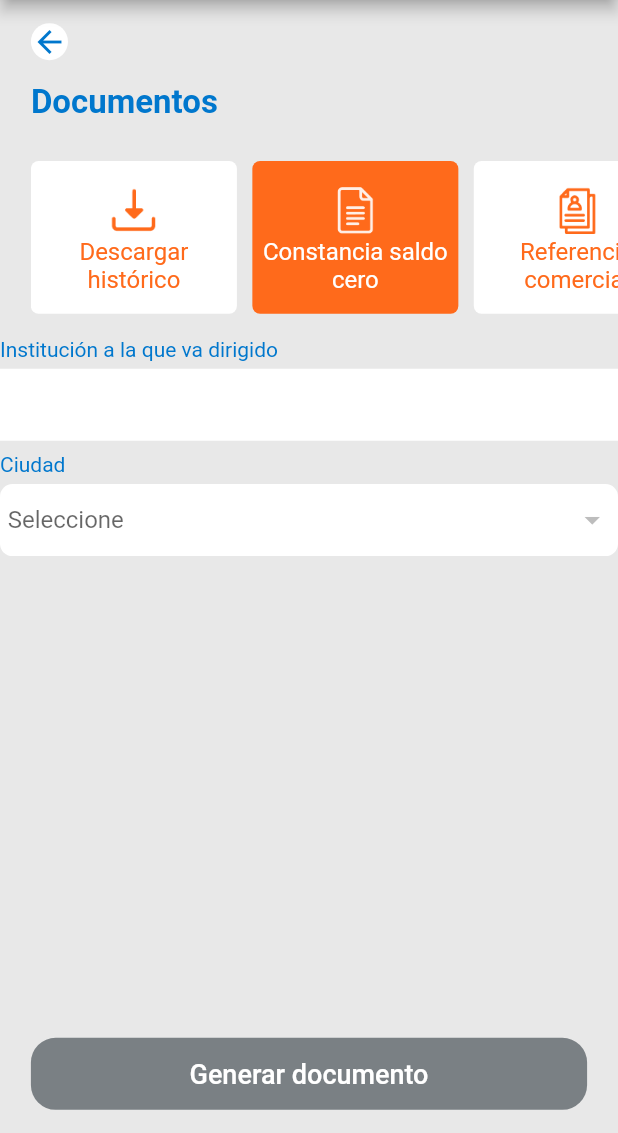
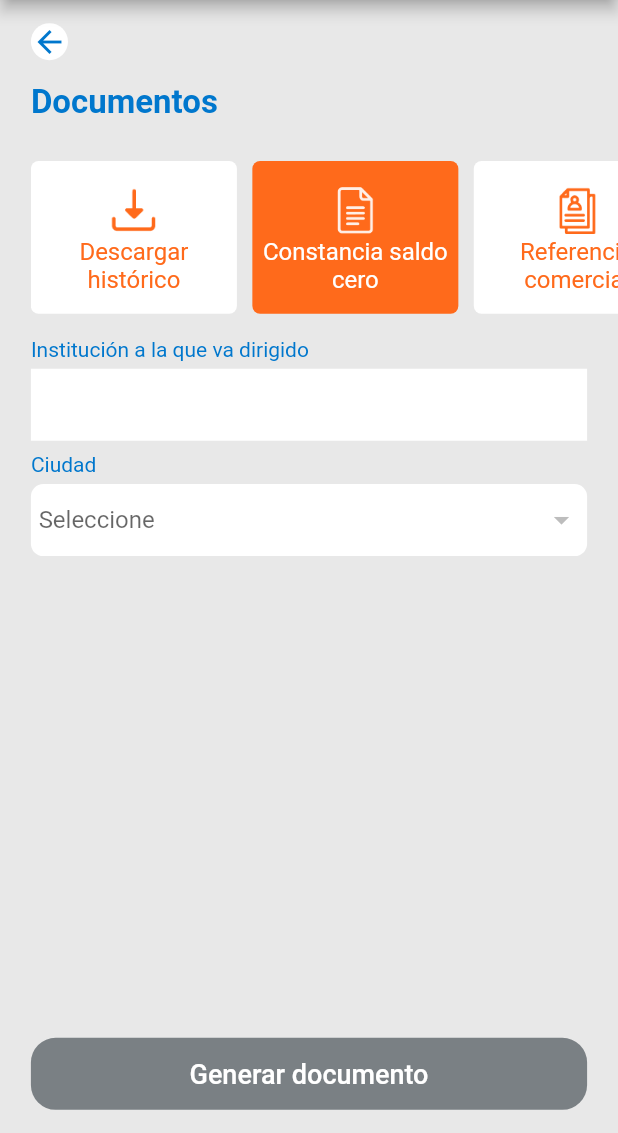
Before and after one commit to alvarohurtadobo/bankcredit, a Flutter app: the DocumentsPage screen opened by its route, after a tap on "Constancia saldo cero", on a phone screen of 412 x 824 dp, the part 103-1236 px from its top. Run offline on Flutter 3.47's test engine with Material 2 defaults, Android fonts, the phone set to English and light mode, and no system bars; our stand-ins replace image_picker, local_auth, open_file, shared_preferences, youtube_player_flutter; accounts and stored records are empty; network calls fail.

Commit message:
Minor details

```diff
--- a/lib/bank/ui/documentsPage.dart
+++ b/lib/bank/ui/documentsPage.dart
@@ -192,7 +192,9 @@ class _DocumentsPageState extends State<DocumentsPage> {
   }
 
   Widget form() {
-    return Column(
+    return Padding(
+      padding: EdgeInsets.symmetric(horizontal: Sizes.padding),
+      child: Column(
         crossAxisAlignment: CrossAxisAlignment.start,
         children: [
           const Text("Institución a la que va dirigido",
@@ -278,6 +280,7 @@ class _DocumentsPageState extends State<DocumentsPage> {
                   height: 0,
                 ),
         ],
+      ),
     );
   }
 
--- a/lib/user/ui/homePage.dart
+++ b/lib/user/ui/homePage.dart
@@ -126,7 +126,7 @@ class _HomePageState extends State<HomePage> {
                         }),
                   ),
                   SizedBox(
-                    height: 3 * Sizes.boxSeparation,
+                    height: 10 * Sizes.boxSeparation,
                   ),
                 ],
               ),
```
Lines whose indentation alone changed are shown as unchanged.
